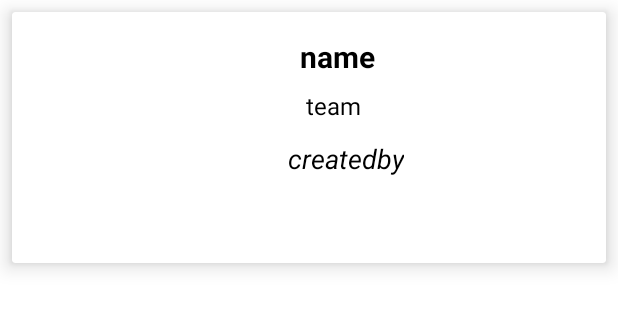
After one commit to hryhoriivoloshyn/Simply_Watered_Kotlin, an Android app: the layout item_layout.xml on its own in the app's theme, with its tools: preview values and no code run, on a phone screen of 412 x 824 dp. The commit adds this screen. Shown: the top 309 px of the screen. Run offline under Robolectric (Android 15) with nearby library versions, the phone set to English and light mode, and no system bars.

Commit message:
Finished connection

```diff
--- a/app/src/main/AndroidManifest.xml
+++ b/app/src/main/AndroidManifest.xml
@@ -1,6 +1,9 @@
 <?xml version="1.0" encoding="utf-8"?>
 <manifest xmlns:android="http://schemas.android.com/apk/res/android"
     package="com.example.simply_watered_kotlin">
+
+    <uses-permission android:name="android.permission.INTERNET"/>
+    <uses-permission android:name="android.permission.ACCESS_NETWORK_STATE" />
 
     <application
         android:allowBackup="true"
--- /dev/null
+++ b/app/src/main/res/layout/item_layout.xml
@@ -0,0 +1,73 @@
+<androidx.cardview.widget.CardView
+    xmlns:android="http://schemas.android.com/apk/res/android"
+    xmlns:app="http://schemas.android.com/apk/res-auto"
+    android:layout_width="match_parent"
+    android:layout_height="wrap_content"
+    app:cardElevation="8dp"
+    android:layout_margin="8dp">
+
+    <androidx.constraintlayout.widget.ConstraintLayout
+        android:id="@+id/linearLayout"
+        android:layout_width="match_parent"
+        android:layout_height="167dp">
+
+
+        <ImageView
+            android:id="@+id/image_movie"
+            android:layout_width="0dp"
+            android:layout_height="100dp"
+            android:layout_marginEnd="8dp"
+            android:layout_marginRight="8dp"
+            app:layout_constraintBottom_toBottomOf="parent"
+            app:layout_constraintEnd_toStartOf="@+id/txt_name"
+            app:layout_constraintHorizontal_bias="0.0"
+            app:layout_constraintStart_toStartOf="parent"
+            app:layout_constraintTop_toTopOf="parent"
+            app:layout_constraintVertical_bias="0.238" />
+
+        <TextView
+            android:id="@+id/txt_name"
+            android:layout_width="wrap_content"
+            android:layout_height="wrap_content"
+            android:layout_marginStart="192dp"
+            android:layout_marginLeft="192dp"
+            android:layout_marginTop="16dp"
+            android:text="name"
+            android:textColor="@android:color/black"
+            android:textSize="20sp"
+            android:textStyle="bold"
+            app:layout_constraintStart_toStartOf="parent"
+            app:layout_constraintTop_toTopOf="parent" />
+
+        <TextView
+            android:id="@+id/txt_team"
+            android:layout_width="wrap_content"
+            android:layout_height="wrap_content"
+            android:layout_marginStart="196dp"
+            android:layout_marginLeft="196dp"
+            android:layout_marginTop="8dp"
+            android:text="team"
+            android:textColor="@android:color/black"
+            android:textSize="16sp"
+            android:textStyle="normal"
+            app:layout_constraintStart_toStartOf="parent"
+            app:layout_constraintTop_toBottomOf="@+id/txt_name" />
+
+        <TextView
+            android:id="@+id/txt_createdby"
+            android:layout_width="wrap_content"
+            android:layout_height="wrap_content"
+            android:layout_marginStart="184dp"
+            android:layout_marginLeft="184dp"
+            android:layout_marginTop="12dp"
+            android:text="createdby"
+            android:textColor="@android:color/black"
+            android:textSize="18sp"
+            android:textStyle="italic"
+            app:layout_constraintStart_toStartOf="parent"
+            app:layout_constraintTop_toBottomOf="@+id/txt_team" />
+
+
+    </androidx.constraintlayout.widget.ConstraintLayout>
+
+</androidx.cardview.widget.CardView>
```
Also changed, not shown: app/build.gradle (+10 -0 lines), app/src/main/java/com/example/simply_watered_kotlin/Adapter/MyMovieAdapter.kt (added, +58 -0 lines), app/src/main/java/com/example/simply_watered_kotlin/Common/Common.kt (added, +11 -0 lines), app/src/main/java/com/example/simply_watered_kotlin/Interface/ApiInterface.kt (added, +27 -0 lines), app/src/main/java/com/example/simply_watered_kotlin/Interface/RetrofitServices.kt (added, +10 -0 lines), app/src/main/java/com/example/simply_watered_kotlin/MainActivity.kt (+49 -40 lines), app/src/main/java/com/example/simply_watered_kotlin/Model/Movie.kt (added, +12 -0 lines), app/src/main/java/com/example/simply_watered_kotlin/Model/RegionGroup.kt (added, +9 -0 lines), app/src/main/java/com/example/simply_watered_kotlin/Retrofit/RetrofitClient.kt (added, +17 -0 lines), app/src/main/java/com/example/simply_watered_kotlin/SslCertificate/NetworkHandler.java (added, +75 -0 lines), app/src/main/res/layout/activity_main.xml (+9 -0 lines).
